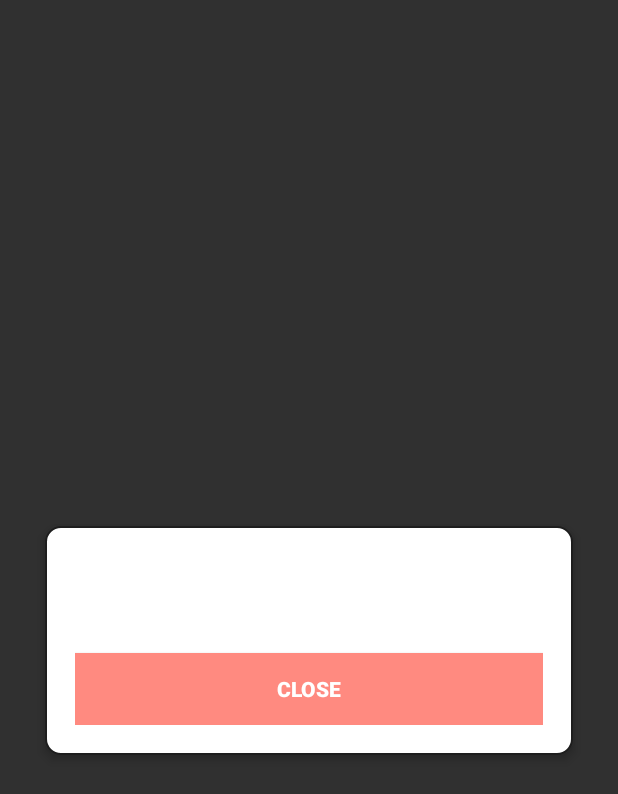
After one commit to johntran1405/LearnVocabulary, an Android app: the layout content_layout.xml on its own in the app's theme, with its tools: preview values and no code run, on a phone screen of 412 x 824 dp. The commit adds this screen. Shown: the top 794 px of the screen. Run offline under Robolectric (Android 15) with nearby library versions, the phone set to English and light mode, and no system bars.

Commit message:
context layout

```diff
--- /dev/null
+++ b/app/src/main/res/drawable/round_corner.xml
@@ -0,0 +1,7 @@
+<?xml version="1.0" encoding="utf-8"?>
+<shape xmlns:android="http://schemas.android.com/apk/res/android">
+<solid android:color="#FFFFFF"/>
+    <stroke android:width="1dip" android:color="#1e1e1e"/>
+    <corners android:radius="10dip"/>
+    <padding android:left="0dip" android:right="0dip" android:top="0dip" android:bottom="0dip"/>
+</shape>
--- /dev/null
+++ b/app/src/main/res/layout/content_layout.xml
@@ -0,0 +1,63 @@
+<?xml version="1.0" encoding="utf-8"?>
+<LinearLayout xmlns:android="http://schemas.android.com/apk/res/android"
+    android:layout_width="match_parent"
+    android:layout_height="match_parent"
+    android:gravity="center"
+    android:orientation="vertical">
+
+
+    <RelativeLayout
+        android:layout_width="fill_parent"
+        android:layout_height="wrap_content"
+        android:layout_centerHorizontal="true"
+        android:layout_centerVertical="true"
+        android:layout_marginLeft="30dp"
+        android:layout_marginRight="30dp"
+        android:layout_marginTop="30dp"
+        android:background="@drawable/round_corner"
+        android:elevation="4dp"
+        android:padding="20dp">
+
+        <LinearLayout
+            android:id="@+id/btnGroup"
+            android:layout_width="fill_parent"
+            android:layout_height="wrap_content"
+            android:orientation="vertical"
+            android:paddingTop="10dp">
+
+            <TextView
+                android:id="@+id/txtMean"
+                android:layout_width="wrap_content"
+                android:layout_height="wrap_content"
+                android:layout_gravity="center"
+                android:text=""
+                android:textColor="#ff0000"
+                android:textSize="20sp" />
+
+            <ScrollView
+                android:layout_width="match_parent"
+                android:layout_height="match_parent"
+                android:orientation="vertical"
+                >
+
+                <TextView
+                    android:id="@+id/txtContext"
+                    android:layout_width="wrap_content"
+                    android:layout_height="wrap_content"
+                    android:layout_gravity="center"
+                    android:text=""
+                    android:textColor="#000"
+                    android:textSize="20sp" />
+            </ScrollView>
+            <Button
+                android:id="@+id/btnClose"
+                android:layout_width="match_parent"
+                android:layout_height="wrap_content"
+                android:background="#FF8A80"
+                android:text="close"
+                android:textColor="#FFFFFF"
+                android:textStyle="bold" />
+        </LinearLayout>
+    </RelativeLayout>
+
+</LinearLayout>
--- a/app/src/main/res/values/styles.xml
+++ b/app/src/main/res/values/styles.xml
@@ -8,4 +8,11 @@
         <item name="colorAccent">@color/colorAccent</item>
     </style>
 
+    <style name="free_floating_dialog" parent="@android:style/Theme.Holo.Light.Dialog">
+        <item name="android:windowBackground">@android:color/transparent</item>
+        <item name="android:windowIsFloating">true</item>
+        <item name="android:windowNoTitle">true</item>
+        <item name="android:windowCloseOnTouchOutside">false</item>
+    </style>
+
 </resources>
```
